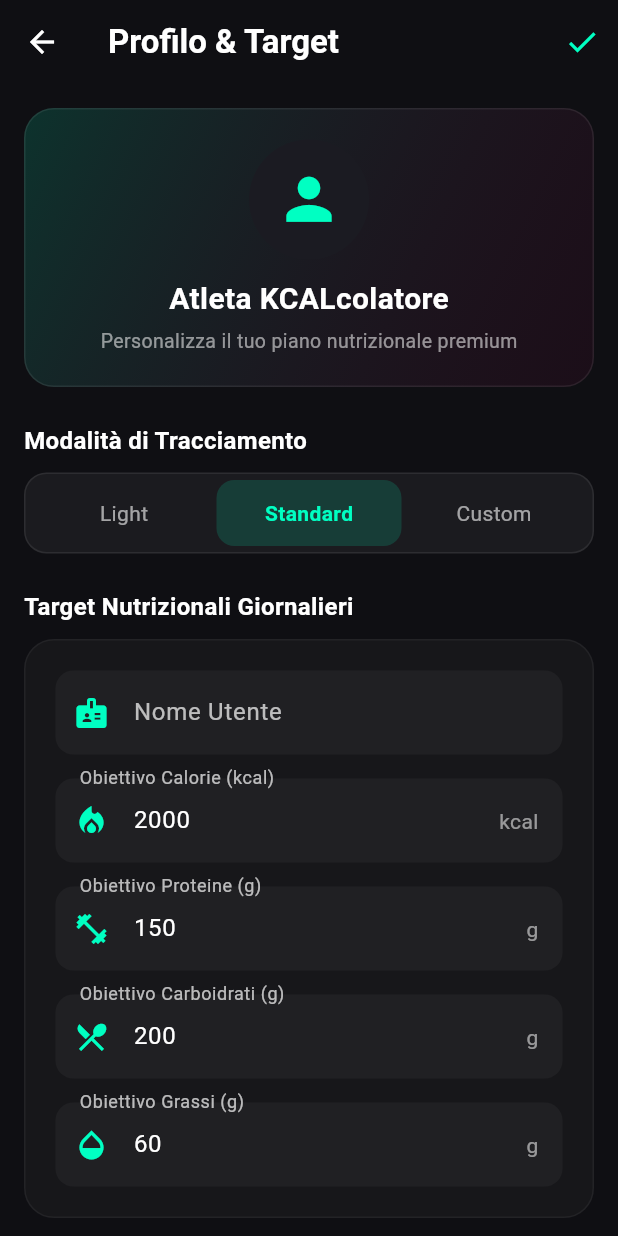
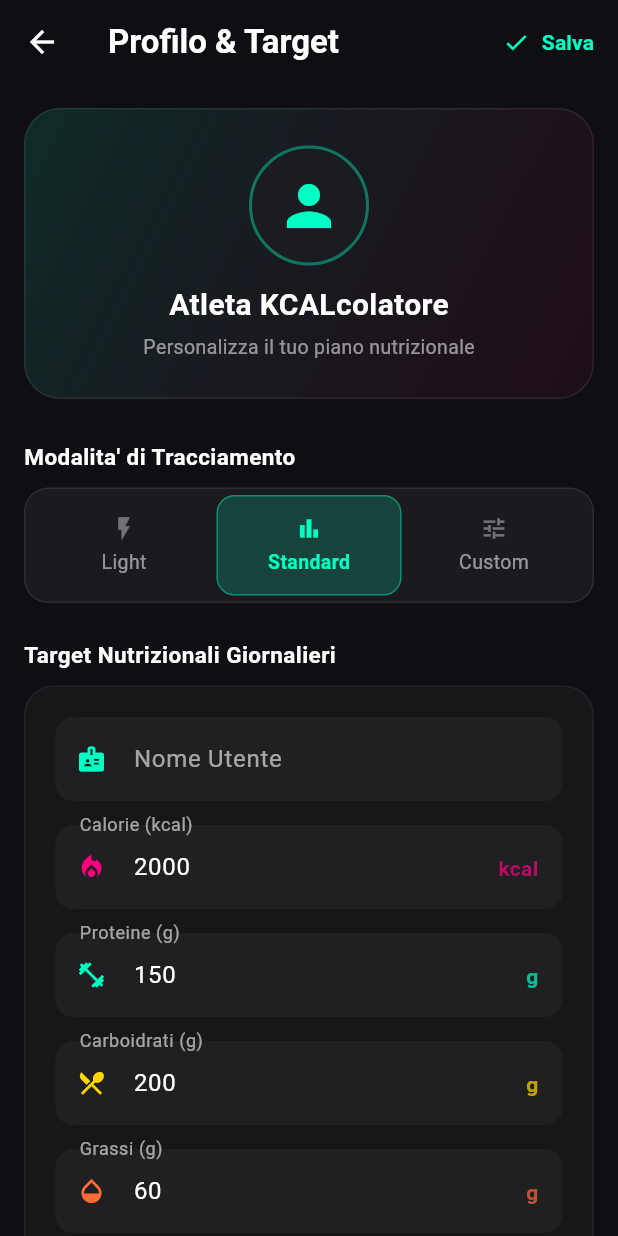
Before and after one commit to RobFalc99/NutrIA, a Flutter app: the ProfileScreen screen opened by its route, on a phone screen of 412 x 824 dp. Run offline on Flutter 3.47's test engine with Material 3 defaults, Android fonts, the phone set to English and light mode, and no system bars; our stand-ins replace google_generative_ai, image_picker, isar, permission_handler; accounts and stored records are empty; generated files the repository leaves out were written again.

Commit message:
build: release v2026.05.26-182759

```diff
--- a/lib/providers/app_state.dart
+++ b/lib/providers/app_state.dart
@@ -67,7 +67,12 @@ class AppState extends ChangeNotifier {
       _weeklyLogs.add(currentDayLog!);
     }
 
-    // Carica cibi online iniziali
+    // *** NOTIFICA SUBITO dopo aver caricato dati locali ***
+    // Così Dashboard e ProfileScreen si aggiornano immediatamente
+    // senza dover aspettare il completamento della chiamata di rete.
+    notifyListeners();
+
+    // Carica cibi online (operazione di rete, in background)
     await loadOnlineData();
   }
 
--- a/lib/ui/screens/profile_screen.dart
+++ b/lib/ui/screens/profile_screen.dart
@@ -13,18 +13,23 @@ class ProfileScreen extends StatefulWidget {
 class _ProfileScreenState extends State<ProfileScreen> {
   final _formKey = GlobalKey<FormState>();
 
-  TextEditingController? _nameController;
-  TextEditingController? _caloriesController;
-  TextEditingController? _proteinsController;
-  TextEditingController? _carbsController;
-  TextEditingController? _fatsController;
-  TextEditingController? _fibersController;
-  TextEditingController? _apiKeyController;
+  late TextEditingController _nameController;
+  late TextEditingController _caloriesController;
+  late TextEditingController _proteinsController;
+  late TextEditingController _carbsController;
+  late TextEditingController _fatsController;
+  late TextEditingController _fibersController;
+  late TextEditingController _apiKeyController;
 
   String _trackingMode = 'standard';
   bool _use8020Mode = true;
   bool _obscureApiKey = true;
   bool _initialized = false;
+
+  // Costanti colori
+  static const _accentCyan = Color(0xFF00FFC2);
+  static const _accentPink = Color(0xFFFF007F);
+  static const _bgDark = Color(0xFF0F0F13);
 
   void _initControllers(UserProfileEntity user) {
     _nameController = TextEditingController(text: user.name);
@@ -34,7 +39,6 @@ class _ProfileScreenState extends State<ProfileScreen> {
     _fatsController = TextEditingController(text: user.goalFats.toInt().toString());
     _fibersController = TextEditingController(text: user.goalFibers.toInt().toString());
     _apiKeyController = TextEditingController(text: user.geminiApiKey ?? '');
-
     _trackingMode = user.trackingMode;
     _use8020Mode = user.use8020Mode;
     _initialized = true;
@@ -42,39 +46,45 @@ class _ProfileScreenState extends State<ProfileScreen> {
 
   @override
   void dispose() {
-    _nameController?.dispose();
-    _caloriesController?.dispose();
-    _proteinsController?.dispose();
-    _carbsController?.dispose();
-    _fatsController?.dispose();
-    _fibersController?.dispose();
-    _apiKeyController?.dispose();
+    if (_initialized) {
+      _nameController.dispose();
+      _caloriesController.dispose();
+      _proteinsController.dispose();
+      _carbsController.dispose();
+      _fatsController.dispose();
+      _fibersController.dispose();
+      _apiKeyController.dispose();
+    }
     super.dispose();
   }
 
   void _saveProfile() {
+    if (!_initialized) return;
     if (_formKey.currentState!.validate()) {
       final appState = context.read<AppState>();
 
       final updatedProfile = UserProfileEntity()
         ..id = appState.currentUser?.id ?? 1
-        ..name = _nameController!.text.trim()
-        ..goalCalories = double.tryParse(_caloriesController!.text) ?? 2000
-        ..goalProteins = double.tryParse(_proteinsController!.text) ?? 150
-        ..goalCarbs = double.tryParse(_carbsController!.text) ?? 200
-        ..goalFats = double.tryParse(_fatsController!.text) ?? 60
-        ..goalFibers = double.tryParse(_fibersController!.text) ?? 30
+        ..name = _nameController.text.trim()
+        ..goalCalories = double.tryParse(_caloriesController.text) ?? 2000
+        ..goalProteins = double.tryParse(_proteinsController.text) ?? 150
+        ..goalCarbs = double.tryParse(_carbsController.text) ?? 200
+        ..goalFats = double.tryParse(_fatsController.text) ?? 60
+        ..goalFibers = double.tryParse(_fibersController.text) ?? 30
         ..trackingMode = _trackingMode
         ..use8020Mode = _use8020Mode
-        ..geminiApiKey = _apiKeyController!.text.trim().isEmpty ? null : _apiKeyController!.text.trim();
+        ..geminiApiKey = _apiKeyController.text.trim().isEmpty
+            ? null
+            : _apiKeyController.text.trim();
 
       appState.updateProfile(updatedProfile);
 
       ScaffoldMessenger.of(context).showSnackBar(
         SnackBar(
           content: const Text('Profilo salvato con successo!'),
-          backgroundColor: Theme.of(context).colorScheme.primary,
+          backgroundColor: _accentCyan.withOpacity(0.85),
           behavior: SnackBarBehavior.floating,
+          shape: RoundedRectangleBorder(borderRadius: BorderRadius.circular(12)),
         ),
       );
       Navigator.pop(context);
@@ -86,100 +96,125 @@ class _ProfileScreenState extends State<ProfileScreen> {
     final appState = context.watch<AppState>();
     final user = appState.currentUser;
 
-    // Se Isar non ha ancora completato il caricamento del profilo, mostra un caricamento premium
+    // Schermata di caricamento premium mentre Isar non ha ancora restituito il profilo
     if (user == null) {
       return const Scaffold(
-        backgroundColor: Color(0xFF0F0F13),
+        backgroundColor: _bgDark,
         body: Center(
-          child: CircularProgressIndicator(color: Color(0xFF00FFC2)),
+          child: Column(
+            mainAxisAlignment: MainAxisAlignment.center,
+            children: [
+              CircularProgressIndicator(color: _accentCyan),
+              SizedBox(height: 16),
+              Text(
+                'Caricamento profilo...',
+                style: TextStyle(color: Colors.white54, fontSize: 14),
+              ),
+            ],
+          ),
         ),
       );
     }
 
-    // Inizializza i controller solo una volta caricato il profilo
+    // Inizializza i controller solo una volta, quando il profilo è disponibile
     if (!_initialized) {
       _initControllers(user);
     }
 
-    const accentCyan = Color(0xFF00FFC2);
-    const accentPink = Color(0xFFFF007F);
+    final displayName = _nameController.text.trim().isEmpty
+        ? 'Atleta KCALcolatore'
+        : _nameController.text.trim();
 
     return Scaffold(
-      backgroundColor: const Color(0xFF0F0F13),
+      backgroundColor: _bgDark,
       appBar: AppBar(
-        title: const Text('Profilo & Target', style: TextStyle(fontWeight: FontWeight.bold)),
+        title: const Text(
+          'Profilo & Target',
+          style: TextStyle(fontWeight: FontWeight.bold),
+        ),
         backgroundColor: Colors.transparent,
         elevation: 0,
         actions: [
-          IconButton(
-            icon: const Icon(Icons.check, color: accentCyan),
+          TextButton.icon(
+            icon: const Icon(Icons.check, color: _accentCyan),
+            label: const Text('Salva', style: TextStyle(color: _accentCyan, fontWeight: FontWeight.bold)),
             onPressed: _saveProfile,
-          )
+          ),
         ],
       ),
       body: Form(
         key: _formKey,
         child: SingleChildScrollView(
+          physics: const BouncingScrollPhysics(),
           padding: const EdgeInsets.all(16.0),
           child: Column(
             crossAxisAlignment: CrossAxisAlignment.stretch,
             children: [
-              // Welcome Banner
+              // ── Avatar Banner ─────────────────────────────────────────
               Container(
-                padding: const EdgeInsets.all(20),
+                padding: const EdgeInsets.all(24),
                 decoration: BoxDecoration(
                   gradient: LinearGradient(
-                    colors: [accentCyan.withOpacity(0.15), accentPink.withOpacity(0.05)],
+                    colors: [_accentCyan.withOpacity(0.12), _accentPink.withOpacity(0.06)],
                     begin: Alignment.topLeft,
                     end: Alignment.bottomRight,
                   ),
-                  borderRadius: BorderRadius.circular(20),
+                  borderRadius: BorderRadius.circular(24),
                   border: Border.all(color: Colors.white.withOpacity(0.08)),
                 ),
                 child: Column(
                   children: [
-                    const CircleAvatar(
-                      radius: 40,
-                      backgroundColor: Color(0xFF1B1B22),
-                      child: Icon(Icons.person, size: 45, color: accentCyan),
+                    Container(
+                      width: 80,
+                      height: 80,
+                      decoration: BoxDecoration(
+                        shape: BoxShape.circle,
+                        color: const Color(0xFF1B1B22),
+                        border: Border.all(color: _accentCyan.withOpacity(0.4), width: 2),
+                      ),
+                      child: const Icon(Icons.person, size: 44, color: _accentCyan),
                     ),
                     const SizedBox(height: 12),
                     Text(
-                      _nameController!.text.isEmpty ? 'Atleta KCALcolatore' : _nameController!.text,
-                      style: const TextStyle(fontSize: 20, fontWeight: FontWeight.bold, color: Colors.white),
+                      displayName,
+                      style: const TextStyle(
+                        fontSize: 20,
+                        fontWeight: FontWeight.bold,
+                        color: Colors.white,
+                      ),
                     ),
                     const SizedBox(height: 4),
                     const Text(
-                      'Personalizza il tuo piano nutrizionale premium',
+                      'Personalizza il tuo piano nutrizionale',
                       style: TextStyle(fontSize: 13, color: Colors.white54),
                     ),
                   ],
                 ),
               ),
-              const SizedBox(height: 24),
+              const SizedBox(height: 28),
 
-              // Tracking Mode
-              const Text('Modalità di Tracciamento', style: TextStyle(fontSize: 16, fontWeight: FontWeight.bold, color: Colors.white)),
+              // ── Modalità di Tracciamento ──────────────────────────────
+              _sectionLabel('Modalita\' di Tracciamento'),
               const SizedBox(height: 10),
               Container(
-                padding: const EdgeInsets.symmetric(horizontal: 4, vertical: 4),
+                padding: const EdgeInsets.all(4),
                 decoration: BoxDecoration(
                   color: Colors.white.withOpacity(0.05),
-                  borderRadius: BorderRadius.circular(15),
+                  borderRadius: BorderRadius.circular(16),
                   border: Border.all(color: Colors.white.withOpacity(0.08)),
                 ),
                 child: Row(
                   children: [
-                    Expanded(child: _buildModeTab('light', 'Light')),
-                    Expanded(child: _buildModeTab('standard', 'Standard')),
-                    Expanded(child: _buildModeTab('custom', 'Custom')),
+                    Expanded(child: _buildModeTab('light', 'Light', Icons.flash_on)),
+                    Expanded(child: _buildModeTab('standard', 'Standard', Icons.bar_chart)),
+                    Expanded(child: _buildModeTab('custom', 'Custom', Icons.tune)),
                   ],
                 ),
               ),
               const SizedBox(height: 24),
 
-              // Macro Goals Container
-              const Text('Target Nutrizionali Giornalieri', style: TextStyle(fontSize: 16, fontWeight: FontWeight.bold, color: Colors.white)),
+              // ── Target Nutrizionali ───────────────────────────────────
+              _sectionLabel('Target Nutrizionali Giornalieri'),
               const SizedBox(height: 10),
               Container(
                 padding: const EdgeInsets.all(20),
@@ -190,30 +225,30 @@ class _ProfileScreenState extends State<ProfileScreen> {
                 ),
                 child: Column(
                   children: [
-                    _buildInputField('Nome Utente', _nameController!, TextInputType.name, prefix: Icons.badge),
+                    _buildInputField('Nome Utente', _nameController, TextInputType.name, prefix: Icons.badge),
                     const SizedBox(height: 16),
-                    _buildInputField('Obiettivo Calorie (kcal)', _caloriesController!, TextInputType.number, prefix: Icons.local_fire_department, suffix: 'kcal'),
+                    _buildInputField('Calorie (kcal)', _caloriesController, TextInputType.number, prefix: Icons.local_fire_department, suffix: 'kcal', color: _accentPink),
                     const SizedBox(height: 16),
-                    _buildInputField('Obiettivo Proteine (g)', _proteinsController!, TextInputType.number, prefix: Icons.fitness_center, suffix: 'g'),
+                    _buildInputField('Proteine (g)', _proteinsController, TextInputType.number, prefix: Icons.fitness_center, suffix: 'g', color: _accentCyan),
 
                     if (_trackingMode != 'light') ...[
                       const SizedBox(height: 16),
-                      _buildInputField('Obiettivo Carboidrati (g)', _carbsController!, TextInputType.number, prefix: Icons.restaurant_menu, suffix: 'g'),
+                      _buildInputField('Carboidrati (g)', _carbsController, TextInputType.number, prefix: Icons.restaurant_menu, suffix: 'g', color: const Color(0xFFFFD700)),
                       const SizedBox(height: 16),
-                      _buildInputField('Obiettivo Grassi (g)', _fatsController!, TextInputType.number, prefix: Icons.opacity, suffix: 'g'),
+                      _buildInputField('Grassi (g)', _fatsController, TextInputType.number, prefix: Icons.opacity, suffix: 'g', color: const Color(0xFFFF6B35)),
                     ],
 
                     if (_trackingMode == 'custom') ...[
                       const SizedBox(height: 16),
-                      _buildInputField('Obiettivo Fibre (g)', _fibersController!, TextInputType.number, prefix: Icons.grain, suffix: 'g'),
+                      _buildInputField('Fibre (g)', _fibersController, TextInputType.number, prefix: Icons.grain, suffix: 'g', color: const Color(0xFF00E676)),
                     ],
                   ],
                 ),
               ),
               const SizedBox(height: 24),
 
-              // 80/20 Settings
-              const Text('Regola 80/20 & Cheat Day', style: TextStyle(fontSize: 16, fontWeight: FontWeight.bold, color: Colors.white)),
+              // ── Regola 80/20 ──────────────────────────────────────────
+              _sectionLabel('Regola 80/20 & Cheat Day'),
               const SizedBox(height: 10),
               Container(
                 decoration: BoxDecoration(
@@ -223,23 +258,22 @@ class _ProfileScreenState extends State<ProfileScreen> {
                 ),
                 child: SwitchListTile(
                   value: _use8020Mode,
-                  onChanged: (val) {
-                    setState(() {
-                      _use8020Mode = val;
-                    });
-                  },
-                  activeColor: accentCyan,
-                  title: const Text('Abilita Statistiche 80/20', style: TextStyle(color: Colors.white, fontWeight: FontWeight.w600)),
+                  onChanged: (val) => setState(() => _use8020Mode = val),
+                  activeColor: _accentCyan,
+                  title: const Text(
+                    'Abilita Statistiche 80/20',
+                    style: TextStyle(color: Colors.white, fontWeight: FontWeight.w600),
+                  ),
                   subtitle: const Text(
-                    'Escludi automaticamente i giorni "liberi" (non tracciati) dalle medie nutrizionali settimanali per mantenere statistiche pulite.',
+                    'Escludi automaticamente i "cheat day" dalle medie settimanali per statistiche accurate.',
                     style: TextStyle(color: Colors.white54, fontSize: 12),
                   ),
                 ),
               ),
               const SizedBox(height: 24),
 
-              // API Key Gemini
-              const Text('Integrazione AI Google Gemini', style: TextStyle(fontSize: 16, fontWeight: FontWeight.bold, color: Colors.white)),
+              // ── Integrazione Gemini AI ────────────────────────────────
+              _sectionLabel('Integrazione AI — Google Gemini'),
               const SizedBox(height: 10),
               Container(
                 padding: const EdgeInsets.all(20),
@@ -254,46 +288,69 @@ class _ProfileScreenState extends State<ProfileScreen> {
                     TextFormField(
                       controller: _apiKeyController,
                       obscureText: _obscureApiKey,
-                      style: const TextStyle(color: Colors.white),
+                      style: const TextStyle(color: Colors.white, fontFamily: 'monospace'),
                       decoration: InputDecoration(
                         labelText: 'Gemini API Key',
                         labelStyle: const TextStyle(color: Colors.white70),
-                        prefixIcon: const Icon(Icons.vpn_key, color: accentPink),
+                        hintText: 'Incolla qui la tua chiave AI...',
+                        hintStyle: const TextStyle(color: Colors.white24),
+                        prefixIcon: const Icon(Icons.vpn_key, color: _accentPink),
                         suffixIcon: IconButton(
-                          icon: Icon(_obscureApiKey ? Icons.visibility : Icons.visibility_off, color: Colors.white54),
-                          onPressed: () {
-                            setState(() {
-                              _obscureApiKey = !_obscureApiKey;
-                            });
-                          },
+                          icon: Icon(
+                            _obscureApiKey ? Icons.visibility : Icons.visibility_off,
+                            color: Colors.white54,
+                          ),
+                          onPressed: () => setState(() => _obscureApiKey = !_obscureApiKey),
                         ),
                         filled: true,
                         fillColor: Colors.white.withOpacity(0.05),
-                        border: OutlineInputBorder(borderRadius: BorderRadius.circular(15), borderSide: BorderSide.none),
-                        focusedBorder: OutlineInputBorder(borderRadius: BorderRadius.circular(15), borderSide: const BorderSide(color: accentCyan)),
+                        border: OutlineInputBorder(
+                          borderRadius: BorderRadius.circular(15),
+                          borderSide: BorderSide.none,
+                        ),
+                        focusedBorder: OutlineInputBorder(
+                          borderRadius: BorderRadius.circular(15),
+                          borderSide: const BorderSide(color: _accentCyan),
+                        ),
                       ),
                     ),
-                    const SizedBox(height: 12),
-                    const Text(
-                      'La tua chiave API viene salvata esclusivamente nel database protetto offline sul tuo smartphone ed usata direttamente per le chiamate nutrizionali AI.',
-                      style: TextStyle(color: Colors.white54, fontSize: 11),
+                    const SizedBox(height: 10),
+                    Row(
+                      children: [
+                        const Icon(Icons.lock_outline, size: 14, color: Colors.white38),
+                        const SizedBox(width: 6),
+                        const Expanded(
+                          child: Text(
+                            'La chiave viene salvata solo sul tuo dispositivo e usata direttamente per le chiamate AI.',
+                            style: TextStyle(color: Colors.white38, fontSize: 11),
+                          ),
+                        ),
+                      ],
                     ),
                   ],
                 ),
               ),
-              const SizedBox(height: 40),
+              const SizedBox(height: 36),
 
-              // Save Button
+              // ── Bottone Salva ─────────────────────────────────────────
               ElevatedButton(
                 onPressed: _saveProfile,
                 style: ElevatedButton.styleFrom(
-                  backgroundColor: accentPink,
+                  backgroundColor: _accentCyan,
+                  foregroundColor: Colors.black,
                   padding: const EdgeInsets.symmetric(vertical: 16),
-                  shape: RoundedRectangleBorder(borderRadius: BorderRadius.circular(15)),
+                  shape: RoundedRectangleBorder(borderRadius: BorderRadius.circular(16)),
+                  elevation: 8,
+                  shadowColor: _accentCyan.withOpacity(0.4),
                 ),
                 child: const Text(
                   'Salva Configurazione',
-                  style: TextStyle(color: Colors.white, fontSize: 16, fontWeight: FontWeight.bold),
+                  style: TextStyle(
+                    color: Colors.black,
+                    fontSize: 16,
+                    fontWeight: FontWeight.bold,
+                    letterSpacing: 0.5,
+                  ),
                 ),
               ),
               const SizedBox(height: 30),
@@ -304,54 +361,83 @@ class _ProfileScreenState extends State<ProfileScreen> {
     );
   }
 
-  Widget _buildModeTab(String mode, String label) {
+  Widget _sectionLabel(String text) {
+    return Text(
+      text,
+      style: const TextStyle(
+        fontSize: 15,
+        fontWeight: FontWeight.bold,
+        color: Colors.white,
+        letterSpacing: 0.3,
+      ),
+    );
+  }
+
+  Widget _buildModeTab(String mode, String label, IconData icon) {
     final isSelected = _trackingMode == mode;
-    const accentCyan = Color(0xFF00FFC2);
-
     return GestureDetector(
-      onTap: () {
-        setState(() {
-          _trackingMode = mode;
-        });
-      },
-      child: Container(
-        padding: const EdgeInsets.symmetric(vertical: 12),
+      onTap: () => setState(() => _trackingMode = mode),
+      child: AnimatedContainer(
+        duration: const Duration(milliseconds: 200),
+        padding: const EdgeInsets.symmetric(vertical: 12, horizontal: 8),
         decoration: BoxDecoration(
-          color: isSelected ? accentCyan.withOpacity(0.15) : Colors.transparent,
+          color: isSelected ? _accentCyan.withOpacity(0.18) : Colors.transparent,
           borderRadius: BorderRadius.circular(12),
+          border: isSelected
+              ? Border.all(color: _accentCyan.withOpacity(0.4), width: 1)
+              : null,
         ),
-        alignment: Alignment.center,
-        child: Text(
-          label,
-          style: TextStyle(
-            color: isSelected ? accentCyan : Colors.white60,
-            fontWeight: isSelected ? FontWeight.bold : FontWeight.normal,
-          ),
+        child: Column(
+          children: [
+            Icon(icon, size: 18, color: isSelected ? _accentCyan : Colors.white38),
+            const SizedBox(height: 4),
+            Text(
+              label,
+              style: TextStyle(
+                color: isSelected ? _accentCyan : Colors.white54,
+                fontWeight: isSelected ? FontWeight.bold : FontWeight.normal,
+                fontSize: 13,
+              ),
+            ),
+          ],
         ),
       ),
     );
   }
 
-  Widget _buildInputField(String label, TextEditingController controller, TextInputType keyboardType, {required IconData prefix, String? suffix}) {
-    const accentCyan = Color(0xFF00FFC2);
+  Widget _buildInputField(
+    String label,
+    TextEditingController controller,
+    TextInputType keyboardType, {
+    required IconData prefix,
+    String? suffix,
+    Color color = _accentCyan,
+  }) {
     return TextFormField(
       controller: controller,
       keyboardType: keyboardType,
       style: const TextStyle(color: Colors.white),
       validator: (val) {
-        if (val == null || val.isEmpty) return 'Campo obbligatorio';
+        if (val == null || val.trim().isEmpty) return 'Campo obbligatorio';
         return null;
       },
       decoration: InputDecoration(
         labelText: label,
-        labelStyle: const TextStyle(color: Colors.white70),
-        prefixIcon: Icon(prefix, color: accentCyan),
+        labelStyle: const TextStyle(color: Colors.white60),
+        prefixIcon: Icon(prefix, color: color, size: 20),
         suffixText: suffix,
-        suffixStyle: const TextStyle(color: Colors.white54),
+        suffixStyle: TextStyle(color: color.withOpacity(0.7), fontWeight: FontWeight.bold),
         filled: true,
         fillColor: Colors.white.withOpacity(0.04),
-        border: OutlineInputBorder(borderRadius: BorderRadius.circular(12), borderSide: BorderSide.none),
-        focusedBorder: OutlineInputBorder(borderRadius: BorderRadius.circular(12), borderSide: const BorderSide(color: accentCyan)),
+        border: OutlineInputBorder(
+          borderRadius: BorderRadius.circular(12),
+          borderSide: BorderSide.none,
+        ),
+        focusedBorder: OutlineInputBorder(
+          borderRadius: BorderRadius.circular(12),
+          borderSide: BorderSide(color: color.withOpacity(0.6)),
+        ),
+        errorStyle: const TextStyle(color: Color(0xFFFF6B6B)),
       ),
     );
   }
```
